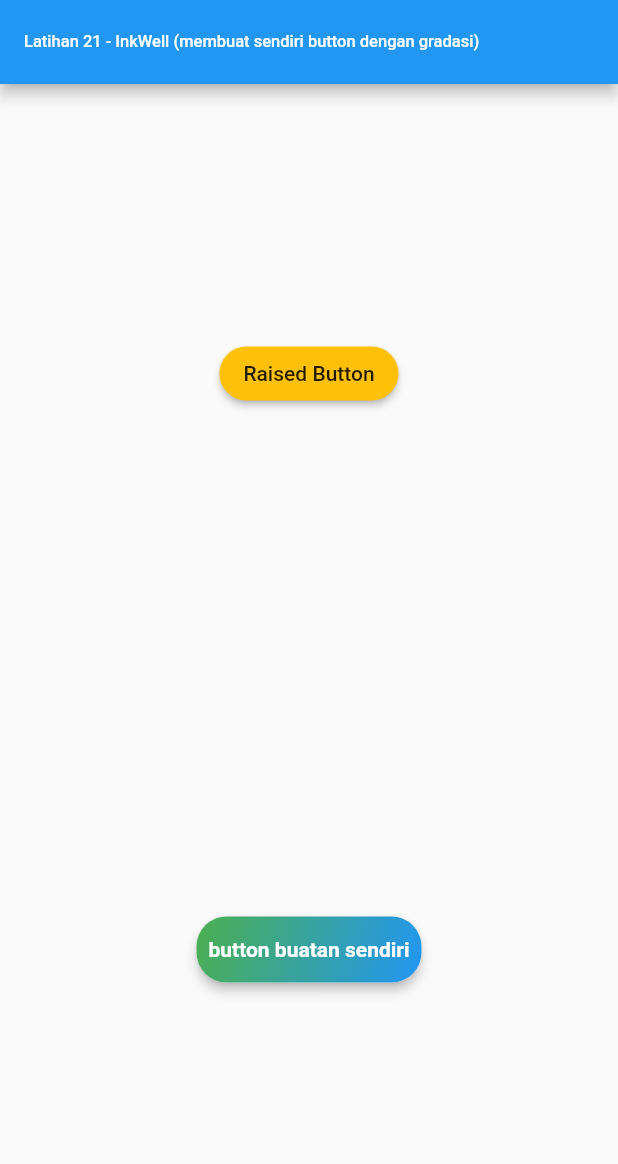
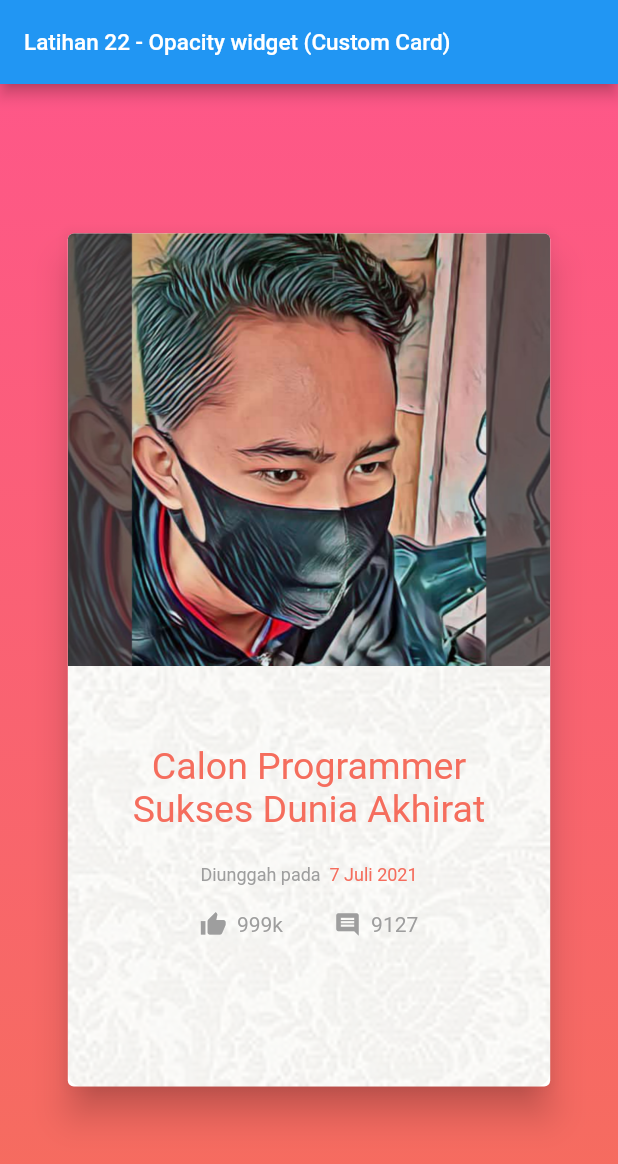
Before and after one commit to dodichakill/latihan_flutter_ku, a Flutter app: the screen it shows after launch, on a phone screen of 412 x 824 dp. Shown: the top 1164 px of the screen. Run offline on Flutter 3.47's test engine with Material 2 defaults, Android fonts, the phone set to English and light mode, and no system bars.

Commit message:
Latihan 22 - Opacity widget (Custom Card dengan background bercorak)

```diff
--- a/info-seputar-latihan-ini.txt
+++ b/info-seputar-latihan-ini.txt
@@ -5,3 +5,5 @@ ketikan di terminal : flutter run
 
 ----
 file latihan fluter ini berbasis git, jadi satu project ini berisi banyak latihan, dan untuk melihatnya kita bisa mencheckout per bagian latihanya dengan git
+
+untuk melihat latihan apa saja anda pbisa ketik git log di terminal
--- a/lib/main.dart
+++ b/lib/main.dart
@@ -1,69 +1,14 @@
-// Latihan 21 - InkWell (membuat sendiri button dengan gradasi)
+// Latihan 22 - Opacity widget (Custom Card dengan background bercorak)
 
 import 'package:flutter/material.dart';
+import 'package:latihan_flutter_ku/main_page.dart';
 
 void main() => runApp(MyApp());
 
 class MyApp extends StatelessWidget {
   @override
   Widget build(BuildContext context) {
-    return MaterialApp(
-      home: Scaffold(
-        appBar: AppBar(
-          title: Text(
-            'Latihan 21 - InkWell (membuat sendiri button dengan gradasi)',
-            style: TextStyle(fontSize: 11),
-          ),
-        ),
-        body: Center(
-          child: Column(
-            mainAxisAlignment: MainAxisAlignment.spaceAround,
-            children: [
-              RaisedButton(
-                // berikut merupakan button bawaan
-                onPressed: () {},
-                shape: StadiumBorder(),
-                child: Text('Raised Button'),
-                color: Colors.amber,
-              ),
-              // berikut ini custom button sendiri
-              Material(
-                elevation: 3,
-                borderRadius: BorderRadius.circular(20),
-                child: Container(
-                  width: 150,
-                  height: 44,
-                  decoration: BoxDecoration(
-                      borderRadius: BorderRadius.circular(20),
-                      gradient: LinearGradient(
-                          colors: [Colors.green, Colors.blue],
-                          begin: Alignment.topLeft,
-                          end: Alignment.bottomRight)),
-                  child: Material(
-                    borderRadius: BorderRadius.circular(20),
-                    color: Colors
-                        .transparent, // supaya warna dari widget lainya tidak tertimpa
-                    child: InkWell(
-                      borderRadius: BorderRadius.circular(20),
-                      onTap: () {},
-                      splashColor:
-                          Colors.red, // untuk memberikan efek sentuh berwarna
-                      child: Center(
-                        child: Text(
-                          'button buatan sendiri',
-                          style: TextStyle(
-                              color: Colors.white, fontWeight: FontWeight.bold),
-                        ),
-                      ),
-                    ),
-                  ),
-                ),
-              )
-            ],
-          ),
-        ),
-      ),
-    );
+    return MaterialApp(home: MainPage());
   }
 }
 // penjelasan singkat
--- /dev/null
+++ b/lib/main_page.dart
@@ -0,0 +1,138 @@
+import 'package:flutter/material.dart';
+
+class MainPage extends StatelessWidget {
+  @override
+  Widget build(BuildContext context) {
+    return Scaffold(
+        appBar: AppBar(
+          title: Text(
+            'Latihan 22 - Opacity widget (Custom Card)',
+            style: TextStyle(fontSize: 15),
+          ),
+        ),
+        body: Stack(
+          children: <Widget>[
+            Container(
+              decoration: BoxDecoration(
+                  gradient: LinearGradient(
+                      colors: [Color(0xFFFE5788), Color(0xFFF56D5D)],
+                      begin: Alignment.topCenter,
+                      end: Alignment.bottomCenter)),
+            ),
+            Center(
+              child: SizedBox(
+                width: MediaQuery.of(context).size.width * 0.8,
+                height: MediaQuery.of(context).size.height * 0.7,
+                child: Card(
+                  elevation: 10,
+                  child: Stack(
+                    children: <Widget>[
+                      Opacity(
+                          opacity: 0.5,
+                          child: Container(
+                            decoration: BoxDecoration(
+                                borderRadius: BorderRadius.circular(10),
+                                image: DecorationImage(
+                                    image: AssetImage('images/textures.png'),
+                                    fit: BoxFit.cover)),
+                          )),
+                      Container(
+                        height: MediaQuery.of(context).size.height * 0.35,
+                        decoration: BoxDecoration(
+                            borderRadius: BorderRadius.only(
+                                topLeft: Radius.circular(4),
+                                topRight: Radius.circular(4)),
+                            image: DecorationImage(
+                                image: AssetImage('images/img.jpg'),
+                                fit: BoxFit.cover)),
+                      ),
+                      Container(
+                        margin: EdgeInsets.fromLTRB(
+                            20,
+                            52 + MediaQuery.of(context).size.height * 0.35,
+                            20,
+                            30),
+                        child: Center(
+                          child: Column(
+                            children: [
+                              Text(
+                                "Calon Programmer Sukses Dunia Akhirat",
+                                maxLines: 2,
+                                textAlign: TextAlign.center,
+                                style: TextStyle(
+                                  color: Color(0xFFF56D5D),
+                                  fontSize: 25,
+                                ),
+                              ),
+                              Container(
+                                margin: EdgeInsets.fromLTRB(0, 22, 0, 17),
+                                child: Row(
+                                  mainAxisAlignment: MainAxisAlignment.center,
+                                  children: [
+                                    Text(
+                                      "Diunggah pada  ",
+                                      style: TextStyle(
+                                        color: Colors.grey,
+                                        fontSize: 12,
+                                      ),
+                                    ),
+                                    Text(
+                                      "7 Juli 2021",
+                                      style: TextStyle(
+                                        color: Color(0xFFF56D5D),
+                                        fontSize: 12,
+                                      ),
+                                    ),
+                                  ],
+                                ),
+                              ),
+                              Row(
+                                children: [
+                                  Spacer(
+                                    flex: 10,
+                                  ),
+                                  Icon(
+                                    Icons.thumb_up,
+                                    size: 18,
+                                    color: Colors.grey,
+                                  ),
+                                  Spacer(
+                                    flex: 1,
+                                  ),
+                                  Text(
+                                    '999k',
+                                    style: TextStyle(color: Colors.grey),
+                                  ),
+                                  Spacer(
+                                    flex: 5,
+                                  ),
+                                  Icon(
+                                    Icons.comment,
+                                    size: 18,
+                                    color: Colors.grey,
+                                  ),
+                                  Spacer(
+                                    flex: 1,
+                                  ),
+                                  Text(
+                                    '9127',
+                                    style: TextStyle(color: Colors.grey),
+                                  ),
+                                  Spacer(
+                                    flex: 10,
+                                  ),
+                                ],
+                              )
+                            ],
+                          ),
+                        ),
+                      )
+                    ],
+                  ),
+                ),
+              ),
+            )
+          ],
+        ));
+  }
+}
--- a/pubspec.yaml
+++ b/pubspec.yaml
@@ -44,8 +44,8 @@ flutter:
   # To add Flutter specific assets to your application, add an assets section,
   # like this:
   assets:
-    - images/texture-kayu.jpg
-    - images/texture-kayu.png
+    - images/textures.png
+    - images/img.jpg
   #   - images/a_dot_ham.jpeg
 
   # An image asset can refer to one or more resolution-specific "variants", see
```
Also changed, not shown: images/textures.png (added).
